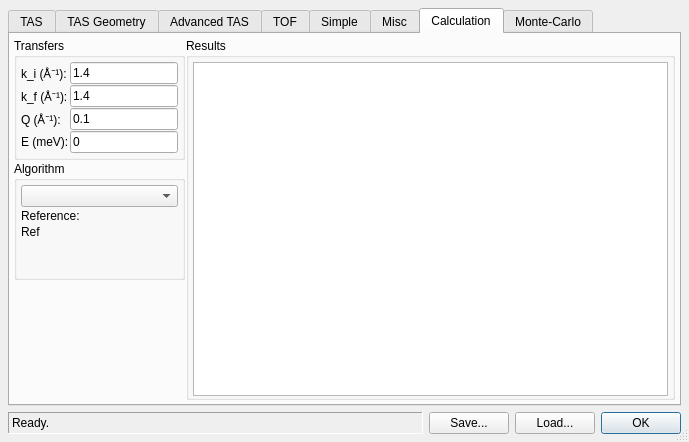
Qt form ui/reso.ui (t-weber/takin) before a commit.
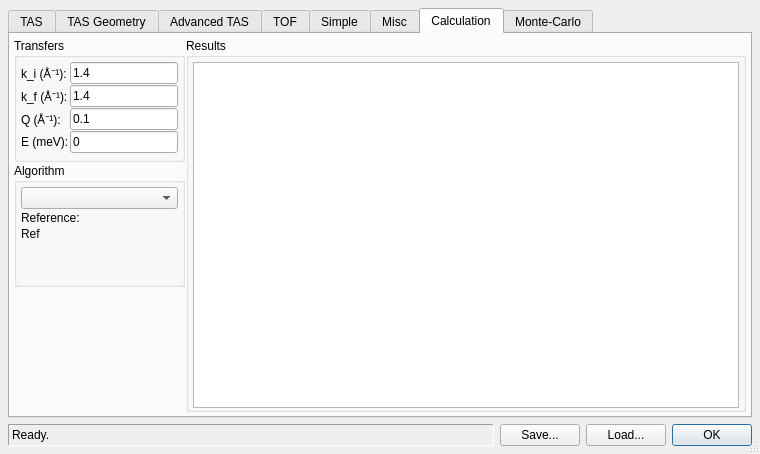
The same form after that commit.

```diff
--- a/ui/reso.ui
+++ b/ui/reso.ui
@@ -6,8 +6,8 @@
    <rect>
     <x>0</x>
     <y>0</y>
-    <width>689</width>
-    <height>442</height>
+    <width>760</width>
+    <height>454</height>
    </rect>
   </property>
   <property name="windowTitle">
```
Left out of the diff: 56 changed lines with no effect on the pictures.
